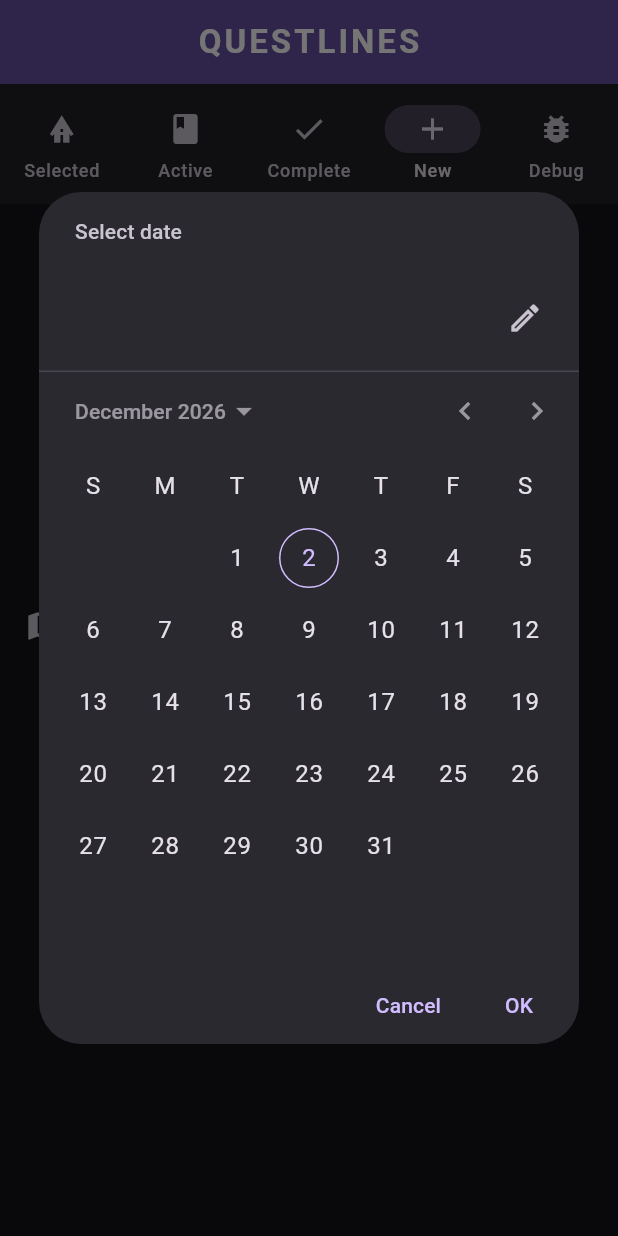
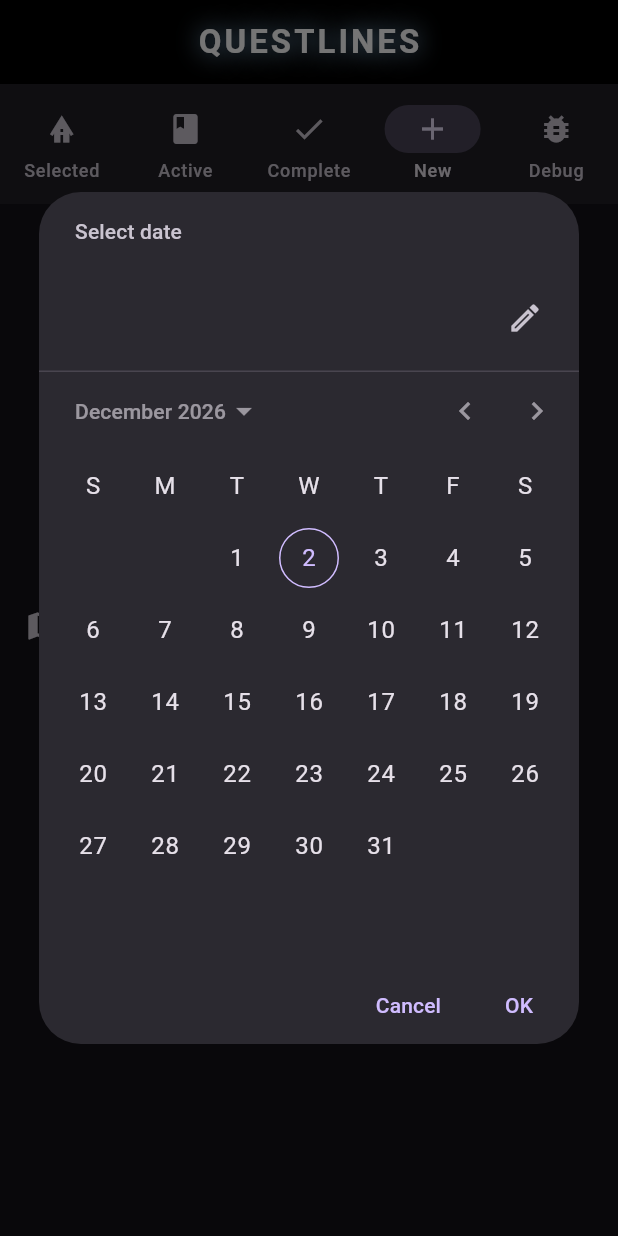
Before and after one commit to mradamgbeck/questlines_flutter, a Flutter app: the screen it shows after launch, item 4 of the bottom bar chosen, after a tap on the "date range" icon, on a phone screen of 412 x 824 dp. Run offline on Flutter 3.47's test engine with Material 3 defaults, Android fonts, the phone set to English and light mode, and no system bars; our stand-ins replace flutter_map, geolocator, google_fonts, isar, latlong2; missing offline and left inert: string_extension, word_generator; accounts and stored records are empty; generated files the repository leaves out were written again.

Commit message:
add glowy icons

```diff
--- a/lib/constants/icons.dart
+++ b/lib/constants/icons.dart
@@ -5,18 +5,29 @@ import 'package:questlines/constants/values.dart';
 
 const Icon PLAYER_ICON = Icon(
   Icons.emoji_people,
-  color: Colors.black,
+  color: Colors.white,
+  shadows: [
+    Shadow(color: Colors.black, blurRadius: 75),
+    Shadow(color: Colors.black, blurRadius: 25),
+  ],
   size: ICON_SIZE,
 );
 const Icon ACTIVE_STAGE_ICON = Icon(
   Icons.api,
-  color: Color.fromARGB(255, 255, 0, 170),
+  color: Colors.white,
+  shadows: [
+    Shadow(color: Colors.pink, blurRadius: 25),
+    Shadow(color: Colors.red, blurRadius: 75),
+  ],
   size: ICON_SIZE,
 );
 const Icon RESET_LOCATION_ICON = Icon(
   Icons.adjust_outlined,
-  shadows: [Shadow(color: Colors.white, blurRadius: 50)],
-  color: Colors.blue,
+  color: Colors.white,
+  shadows: [
+    Shadow(color: Colors.lightBlue, blurRadius: 25),
+    Shadow(color: Colors.blue, blurRadius: 75),
+  ],
   size: ICON_SIZE,
 );
 const Icon SELECTED_ICON = Icon(Icons.explore, color: Colors.blue);
@@ -25,3 +36,18 @@ const Icon COMPLETED_ICON = Icon(
   Icons.done,
   color: Colors.green,
 );
+const Icon SELECT_DATE_ICON = Icon(
+  Icons.date_range,
+  color: Colors.white,
+  shadows: [Shadow(color: Colors.white, blurRadius: 50)],
+);
+const Icon SELECT_TIME_ICON = Icon(
+  Icons.timer,
+  color: Colors.white,
+  shadows: [Shadow(color: Colors.white, blurRadius: 50)],
+);
+const Icon SELECT_LOCATION_ICON = Icon(
+  Icons.map,
+  color: Colors.white,
+  shadows: [Shadow(color: Colors.white, blurRadius: 50)],
+);
--- a/lib/main.dart
+++ b/lib/main.dart
@@ -72,7 +72,7 @@ class _MainPageState extends State<MainPage> {
     return Scaffold(
         appBar: AppBar(
           centerTitle: true,
-          backgroundColor: Theme.of(context).colorScheme.inversePrimary,
+          backgroundColor: Colors.black,
           title: StyledText.appTitle(widget.title),
         ),
         body: Column(children: [
--- a/lib/pages/edit_quest_page.dart
+++ b/lib/pages/edit_quest_page.dart
@@ -2,6 +2,7 @@
 
 import 'package:flutter/material.dart';
 import 'package:latlong2/latlong.dart';
+import 'package:questlines/constants/icons.dart';
 import 'package:questlines/constants/strings.dart';
 import 'package:questlines/constants/values.dart';
 import 'package:questlines/main.dart';
@@ -186,19 +187,19 @@ class _EditQuestPageState extends State<EditQuestPage> {
                           onPressed: () {
                             pickDeadlineDate();
                           },
-                          child: const Icon(Icons.date_range),
+                          child: SELECT_DATE_ICON,
                         ),
                         ElevatedButton(
                           onPressed: () {
                             pickDeadlineTime();
                           },
-                          child: const Icon(Icons.timer),
+                          child: SELECT_TIME_ICON,
                         ),
                         ElevatedButton(
                           onPressed: () {
                             pickLocation();
                           },
-                          child: const Icon(Icons.map),
+                          child: SELECT_LOCATION_ICON,
                         ),
                       ],
                     ),
--- a/lib/pages/selected_quest_page.dart
+++ b/lib/pages/selected_quest_page.dart
@@ -27,7 +27,8 @@ class SelectedQuestPage extends StatelessWidget {
 
   @override
   Widget build(BuildContext context) {
-    return StreamBuilder<List<Quest>>(
+    return Scaffold(
+      body: StreamBuilder<List<Quest>>(
           stream: db.listenToSelectedQuests(),
           initialData: [],
           builder: (context, snapshot) => snapshot.hasData
@@ -50,6 +51,7 @@ class SelectedQuestPage extends StatelessWidget {
                 )
               : Column(
                   children: [QuestMap([]), NoQuestsCard()],
-              ));
+                )),
+    );
   }
 }
--- a/lib/widgets/styled_text.dart
+++ b/lib/widgets/styled_text.dart
@@ -11,6 +11,7 @@ class StyledText extends StatelessWidget {
       return TextTheme(
               displayLarge: TextStyle(
                   color: Colors.white,
+                  shadows: [Shadow(color: const Color.fromARGB(255, 155, 210, 255), blurRadius: 20)],
                   fontWeight: FontWeight.bold,
                   letterSpacing: 2))
           .displayLarge;
```
Lines whose indentation alone changed are shown as unchanged.
